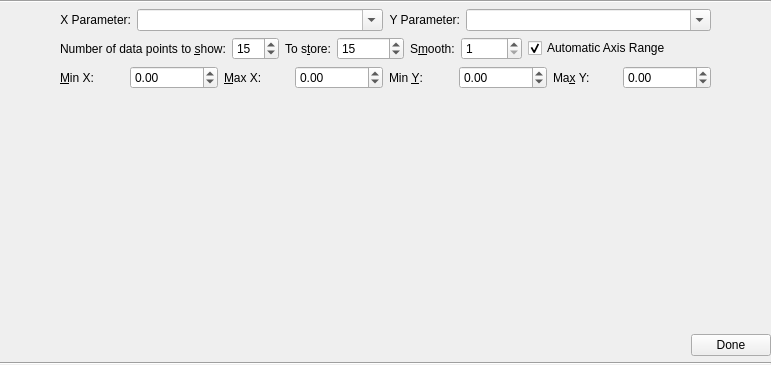
The window that src/ui/designer/QGCXYPlot.ui (mavlink/qgroundcontrol) describes before a commit, drawn with Qt 5.
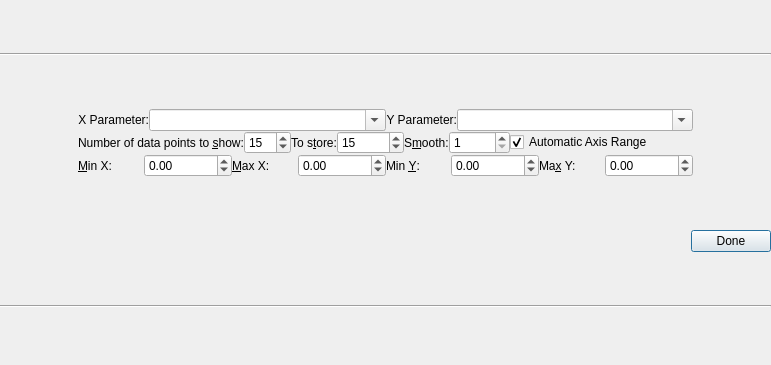
The same window after the commit.

Commit message: QGCXYPlot: Clean up layout a bit

The edit to the form file:
```diff
--- a/src/ui/designer/QGCXYPlot.ui
+++ b/src/ui/designer/QGCXYPlot.ui
@@ -14,6 +14,9 @@
    <string>Form</string>
   </property>
   <layout class="QVBoxLayout" name="verticalLayout_2">
+   <property name="spacing">
+    <number>0</number>
+   </property>
    <property name="leftMargin">
     <number>0</number>
    </property>
@@ -41,6 +44,9 @@
    </item>
    <item>
     <layout class="QHBoxLayout" name="horizontalLayout_5">
+     <property name="spacing">
+      <number>0</number>
+     </property>
      <item>
       <spacer name="horizontalSpacer_2">
        <property name="orientation">
@@ -56,6 +62,9 @@
      </item>
      <item>
       <layout class="QVBoxLayout" name="verticalLayout">
+       <property name="spacing">
+        <number>0</number>
+       </property>
        <item>
         <layout class="QHBoxLayout" name="horizontalLayout">
          <item>
@@ -343,17 +352,14 @@
     </layout>
    </item>
    <item>
-    <widget class="QFrame" name="xyPlotFrame">
-     <property name="sizePolicy">
-      <sizepolicy hsizetype="Preferred" vsizetype="MinimumExpanding">
-       <horstretch>0</horstretch>
-       <verstretch>0</verstretch>
-      </sizepolicy>
-     </property>
-     <property name="lineWidth">
+    <layout class="QHBoxLayout" name="xyPlotLayout">
+     <property name="spacing">
       <number>0</number>
      </property>
-    </widget>
+     <property name="sizeConstraint">
+      <enum>QLayout::SetMinimumSize</enum>
+     </property>
+    </layout>
    </item>
    <item>
     <layout class="QHBoxLayout" name="horizontalLayout_2">
@@ -375,6 +381,12 @@
        <property name="text">
         <string>Done</string>
        </property>
+       <property name="autoDefault">
+        <bool>false</bool>
+       </property>
+       <property name="default">
+        <bool>true</bool>
+       </property>
       </widget>
      </item>
     </layout>
```
The commit also changes 1 other file.
